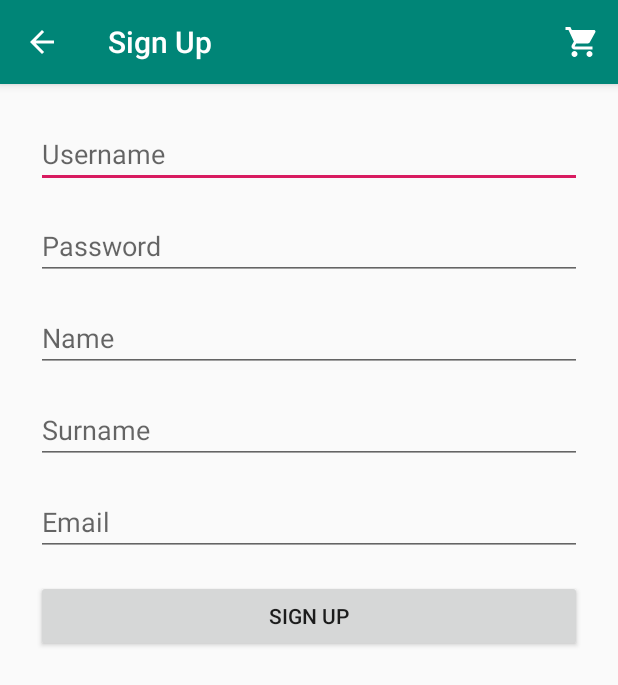
After one commit to berkay22demirel/BasicMatchShopping-Android, an Android app: the SignUpActivity screen opened directly, with no data from a screen before it, on a phone screen of 412 x 824 dp. The commit adds this screen. Shown: the top 685 px of the screen. Run offline under Robolectric (Android 15) with nearby library versions, the phone set to English and light mode, and no system bars.

Commit message:
add sign up page

```diff
--- a/app/src/main/AndroidManifest.xml
+++ b/app/src/main/AndroidManifest.xml
@@ -12,7 +12,8 @@
         android:supportsRtl="true"
         android:theme="@style/AppTheme"
         android:usesCleartextTraffic="true">
-        <activity android:name=".ProfileActivity"></activity>
+        <activity android:name=".SignUpActivity"></activity>
+        <activity android:name=".ProfileActivity" />
         <activity android:name=".LoginActivity" />
         <activity android:name=".ProductActivity" />
         <activity android:name=".ProductsActivity" />
--- /dev/null
+++ b/app/src/main/java/com/example/basicmatchshopping/SignUpActivity.java
@@ -0,0 +1,134 @@
+package com.example.basicmatchshopping;
+
+import android.os.Bundle;
+import android.util.Log;
+import android.view.Menu;
+import android.view.MenuItem;
+import android.view.View;
+import android.widget.Button;
+import android.widget.EditText;
+import android.widget.Toast;
+
+import androidx.annotation.NonNull;
+import androidx.appcompat.app.AppCompatActivity;
+
+import com.example.basicmatchshopping.api.ApiClient;
+import com.example.basicmatchshopping.api.request.UserRequest;
+import com.example.basicmatchshopping.api.response.UserResponse;
+
+import retrofit2.Call;
+import retrofit2.Callback;
+import retrofit2.Response;
+
+public class SignUpActivity extends AppCompatActivity {
+
+    EditText editTextUsername;
+    EditText editTextPassword;
+    EditText editTextName;
+    EditText editTextSurname;
+    EditText editTextEmail;
+    Button buttonSignUp;
+
+    @Override
+    protected void onCreate(Bundle savedInstanceState) {
+        super.onCreate(savedInstanceState);
+        setContentView(R.layout.activity_sign_up);
+
+        getSupportActionBar().setDisplayHomeAsUpEnabled(true);
+        getSupportActionBar().setTitle("Sign Up");
+
+        editTextUsername = findViewById(R.id.editTextSignUpUsername);
+        editTextPassword = findViewById(R.id.editTextSignUpPassword);
+        editTextName = findViewById(R.id.editTextSignUpName);
+        editTextSurname = findViewById(R.id.editTextSignUpSurname);
+        editTextEmail = findViewById(R.id.editTextSignUpEmail);
+        buttonSignUp = findViewById(R.id.buttonSignUpActivity);
+
+        buttonSignUp.setOnClickListener(new View.OnClickListener() {
+            @Override
+            public void onClick(View view) {
+
+                String username = editTextUsername.getText().toString();
+                String password = editTextPassword.getText().toString();
+                String name = editTextName.getText().toString();
+                String surname = editTextSurname.getText().toString();
+                String email = editTextEmail.getText().toString();
+
+                if (username == null || username.length() < 6) {
+                    Toast.makeText(SignUpActivity.this, "Username boş ve 6 karakterden kısa olamaz", Toast.LENGTH_LONG).show();
+                    return;
+                }
+                if (password == null || password.length() < 6) {
+                    Toast.makeText(SignUpActivity.this, "Password boş ve 6 karakterden kısa olamaz", Toast.LENGTH_LONG).show();
+                    return;
+                }
+                if (name == null || name.length() < 3) {
+                    Toast.makeText(SignUpActivity.this, "Name boş ve 3 karakterden kısa olamaz", Toast.LENGTH_LONG).show();
+                    return;
+                }
+                if (surname == null || surname.length() < 3) {
+                    Toast.makeText(SignUpActivity.this, "Surname boş ve 3 karakterden kısa olamaz", Toast.LENGTH_LONG).show();
+                    return;
+                }
+                if (email == null || email.length() < 6) {
+                    Toast.makeText(SignUpActivity.this, "Email boş ve 6 karakterden kısa olamaz", Toast.LENGTH_LONG).show();
+                    return;
+                }
+
+                UserRequest userRequest = new UserRequest();
+                userRequest.setUsername(username);
+                userRequest.setPassword(password);
+                userRequest.setName(name);
+                userRequest.setSurname(surname);
+                userRequest.setEmail(email);
+
+                Call<UserResponse> userResponseCall = ApiClient.getUserApiClient().create(userRequest);
+                userResponseCall.enqueue(new Callback<UserResponse>() {
+                    @Override
+                    public void onResponse(Call<UserResponse> call, Response<UserResponse> response) {
+
+                        if (response.isSuccessful()) {
+                            UserResponse userResponse = response.body();
+
+                            if (userResponse.getId() != 0) {
+                                Toast.makeText(SignUpActivity.this, userResponse.getUsername() + " kullanıcısı başarıyla oluşturuldu.", Toast.LENGTH_LONG).show();
+                                finish();
+                                return;
+                            }
+                        }
+
+                        Toast.makeText(SignUpActivity.this, "Kullanıcı oluşturulurken beklenmedik bir hata oluştu!", Toast.LENGTH_LONG).show();
+
+                    }
+
+                    @Override
+                    public void onFailure(Call<UserResponse> call, Throwable t) {
+                        Log.e("failure", t.getLocalizedMessage());
+                        Toast.makeText(SignUpActivity.this, "Kullanıcı oluşturulurken beklenmedik bir hata oluştu!", Toast.LENGTH_LONG).show();
+                    }
+                });
+            }
+        });
+    }
+
+    @Override
+    public boolean onCreateOptionsMenu(Menu menu) {
+        getMenuInflater().inflate(R.menu.menu_others, menu);
+        return true;
+    }
+
+    @Override
+    public boolean onOptionsItemSelected(@NonNull MenuItem item) {
+
+        switch (item.getItemId()) {
+            case android.R.id.home:
+                finish();
+                break;
+            case R.id.menushoppingcart:
+                Toast.makeText(this, "Shopping Cart selected", Toast.LENGTH_LONG).show();
+                break;
+        }
+
+        return super.onOptionsItemSelected(item);
+    }
+}
--- a/app/src/main/java/com/example/basicmatchshopping/api/service/UserApiClient.java
+++ b/app/src/main/java/com/example/basicmatchshopping/api/service/UserApiClient.java
@@ -1,6 +1,7 @@
 package com.example.basicmatchshopping.api.service;
 
 import com.example.basicmatchshopping.api.request.LoginRequest;
+import com.example.basicmatchshopping.api.request.UserRequest;
 import com.example.basicmatchshopping.api.response.TokenResponse;
 import com.example.basicmatchshopping.api.response.UserResponse;
 
@@ -18,4 +19,7 @@ public interface UserApiClient {
 
     @GET("user/get/{username}")
     Call<UserResponse> get(@Path("username") String username, @Header("Authorization") String authorization);
+
+    @POST("user/create")
+    Call<UserResponse> create(@Body UserRequest userRequest);
 }
--- /dev/null
+++ b/app/src/main/res/layout/activity_sign_up.xml
@@ -0,0 +1,66 @@
+<?xml version="1.0" encoding="utf-8"?>
+<androidx.constraintlayout.widget.ConstraintLayout xmlns:android="http://schemas.android.com/apk/res/android"
+    xmlns:tools="http://schemas.android.com/tools"
+    android:layout_width="match_parent"
+    android:layout_height="match_parent"
+    tools:context=".SignUpActivity">
+
+    <LinearLayout
+        android:layout_width="match_parent"
+        android:layout_height="match_parent"
+        android:layout_margin="@dimen/large_margin"
+        android:orientation="vertical">
+
+        <EditText
+            android:id="@+id/editTextSignUpUsername"
+            android:layout_width="match_parent"
+            android:layout_height="wrap_content"
+            android:layout_margin="@dimen/small_margin"
+            android:hint="Username"
+            android:maxLength="15" />
+
+
+        <EditText
+            android:id="@+id/editTextSignUpPassword"
+            android:layout_width="match_parent"
+            android:layout_height="wrap_content"
+            android:layout_margin="@dimen/small_margin"
+            android:hint="Password"
+            android:inputType="textPassword"
+            android:maxLength="15" />
+
+        <EditText
+            android:id="@+id/editTextSignUpName"
+            android:layout_width="match_parent"
+            android:layout_height="wrap_content"
+            android:layout_margin="@dimen/small_margin"
+            android:hint="Name"
+            android:maxLength="20" />
+
+        <EditText
+            android:id="@+id/editTextSignUpSurname"
+            android:layout_width="match_parent"
+            android:layout_height="wrap_content"
+            android:layout_margin="@dimen/small_margin"
+            android:hint="Surname"
+            android:maxLength="20" />
+
+        <EditText
+            android:id="@+id/editTextSignUpEmail"
+            android:layout_width="match_parent"
+            android:layout_height="wrap_content"
+            android:layout_margin="@dimen/small_margin"
+            android:hint="Email"
+            android:inputType="textEmailAddress"
+            android:maxLength="50" />
+
+        <Button
+            android:id="@+id/buttonSignUpActivity"
+            android:layout_width="match_parent"
+            android:layout_height="wrap_content"
+            android:layout_margin="@dimen/small_margin"
+            android:text="Sign Up" />
+
+    </LinearLayout>
+
+</androidx.constraintlayout.widget.ConstraintLayout>
```
Also changed, not shown: app/src/main/java/com/example/basicmatchshopping/LoginActivity.java (+8 -0 lines), app/src/main/java/com/example/basicmatchshopping/api/request/UserRequest.java (added, +61 -0 lines).
